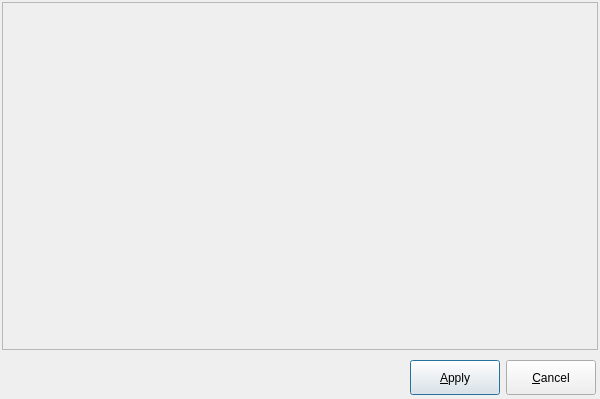
The window that libs/libgui/ui/baseform.ui (pgmodeler/pgmodeler) describes before a commit, drawn with Qt 5.
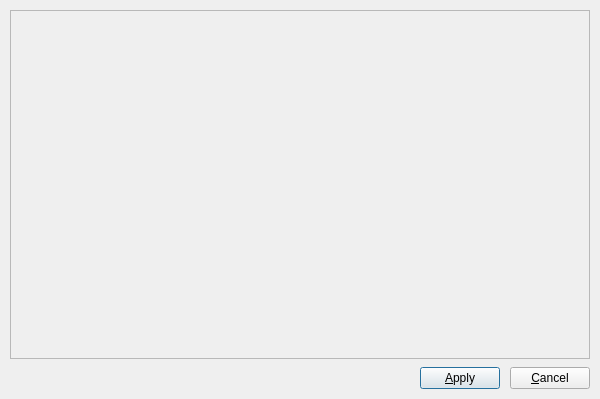
The same window after the commit. Icons and pictures are not drawn.

Commit message: Tool buttons resizes and layout spacing adjustments

What changed in the file:
```diff
--- a/libs/libgui/ui/baseform.ui
+++ b/libs/libgui/ui/baseform.ui
@@ -28,16 +28,19 @@
   </property>
   <layout class="QGridLayout" name="gridLayout_2">
    <property name="leftMargin">
-    <number>2</number>
+    <number>10</number>
    </property>
    <property name="topMargin">
-    <number>2</number>
+    <number>10</number>
    </property>
    <property name="rightMargin">
-    <number>2</number>
+    <number>10</number>
    </property>
    <property name="bottomMargin">
-    <number>2</number>
+    <number>10</number>
+   </property>
+   <property name="horizontalSpacing">
+    <number>10</number>
    </property>
    <item row="1" column="0">
     <widget class="QWidget" name="buttons_wgt" native="true">
@@ -63,19 +66,19 @@
       <item row="0" column="0">
        <layout class="QGridLayout" name="buttons_lt">
         <property name="leftMargin">
-         <number>2</number>
+         <number>0</number>
         </property>
         <property name="topMargin">
-         <number>2</number>
+         <number>0</number>
         </property>
         <property name="rightMargin">
-         <number>2</number>
+         <number>0</number>
         </property>
         <property name="bottomMargin">
-         <number>2</number>
+         <number>0</number>
         </property>
         <property name="spacing">
-         <number>6</number>
+         <number>10</number>
         </property>
         <item row="0" column="0">
          <widget class="QLabel" name="baselogo_lbl">
@@ -88,13 +91,13 @@
           <property name="minimumSize">
            <size>
             <width>0</width>
-            <height>30</height>
+            <height>0</height>
            </size>
           </property>
           <property name="maximumSize">
            <size>
-            <width>16777215</width>
-            <height>30</height>
+            <width>242</width>
+            <height>50</height>
            </size>
           </property>
           <property name="styleSheet">
@@ -111,7 +114,7 @@
           </property>
          </widget>
         </item>
-        <item row="0" column="1">
+        <item row="0" column="2">
          <widget class="QPushButton" name="apply_ok_btn">
           <property name="sizePolicy">
            <sizepolicy hsizetype="Preferred" vsizetype="Fixed">
@@ -119,12 +122,6 @@
             <verstretch>0</verstretch>
            </sizepolicy>
           </property>
-          <property name="minimumSize">
-           <size>
-            <width>90</width>
-            <height>35</height>
-           </size>
-          </property>
           <property name="maximumSize">
            <size>
             <width>16777215</width>
@@ -146,8 +143,8 @@
           </property>
           <property name="iconSize">
            <size>
-            <width>22</width>
-            <height>22</height>
+            <width>32</width>
+            <height>32</height>
            </size>
           </property>
           <property name="autoRepeat">
@@ -158,7 +155,7 @@
           </property>
          </widget>
         </item>
-        <item row="0" column="2">
+        <item row="0" column="3">
          <widget class="QPushButton" name="cancel_btn">
           <property name="sizePolicy">
            <sizepolicy hsizetype="Preferred" vsizetype="Fixed">
@@ -166,12 +163,6 @@
             <verstretch>0</verstretch>
            </sizepolicy>
           </property>
-          <property name="minimumSize">
-           <size>
-            <width>90</width>
-            <height>35</height>
-           </size>
-          </property>
           <property name="maximumSize">
            <size>
             <width>16777215</width>
@@ -193,8 +184,8 @@
           </property>
           <property name="iconSize">
            <size>
-            <width>22</width>
-            <height>22</height>
+            <width>32</width>
+            <height>32</height>
            </size>
           </property>
           <property name="autoRepeat">
@@ -205,6 +196,19 @@
           </property>
          </widget>
         </item>
+        <item row="0" column="1">
+         <spacer name="horizontalSpacer">
+          <property name="orientation">
+           <enum>Qt::Horizontal</enum>
+          </property>
+          <property name="sizeHint" stdset="0">
+           <size>
+            <width>40</width>
+            <height>20</height>
+           </size>
+          </property>
+         </spacer>
+        </item>
        </layout>
       </item>
      </layout>
```
Left out of the diff: 4 changed lines with no effect on the pictures. The commit also changes 26 other files.
